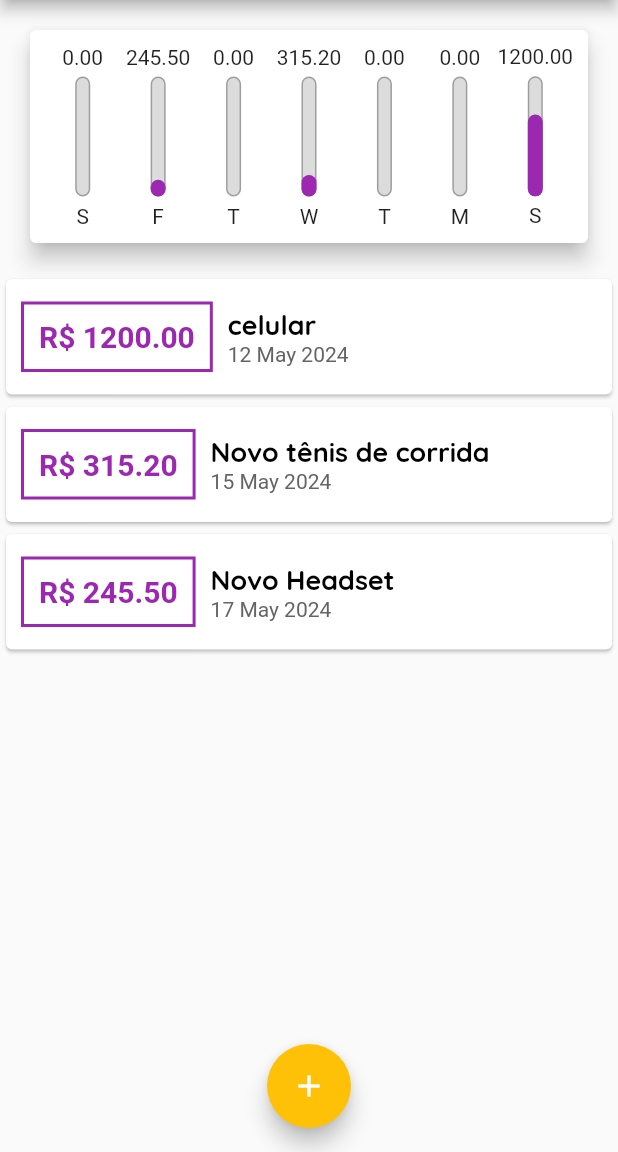
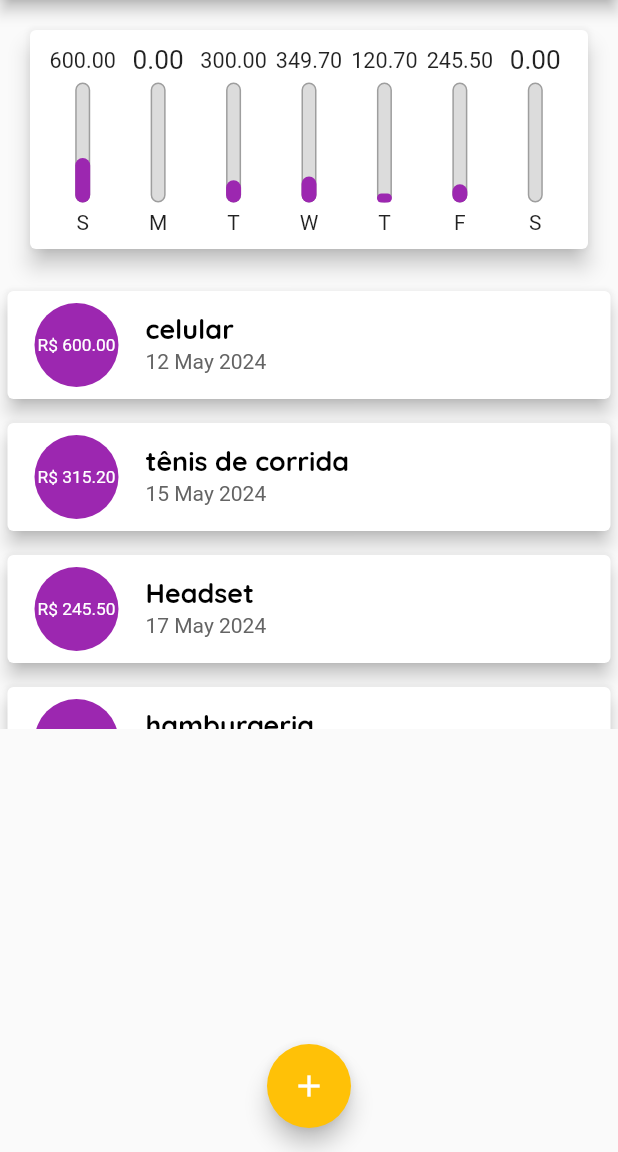
Before and after one commit to Rafa2266/expenses, a Flutter app: the screen it shows after launch, on a phone screen of 412 x 824 dp, the part 84-1236 px from its top. Run offline on Flutter 3.47's test engine with Material 2 defaults, Android fonts, the phone set to English and light mode, and no system bars.

Commit message:
rorganizando lista de gasto e ajeitando o chart

```diff
--- a/lib/components/chart.dart
+++ b/lib/components/chart.dart
@@ -21,7 +21,7 @@ class Chart extends StatelessWidget {
         'day': DateFormat.E().format(weekDay)[0],
         'value': totalSum,
       };
-    });
+    }).reversed.toList();
   }
 
   double get _weekTotalValue {
--- a/lib/components/chart_bar.dart
+++ b/lib/components/chart_bar.dart
@@ -14,7 +14,12 @@ class ChartBar extends StatelessWidget {
   Widget build(BuildContext context) {
     return Column(
       children: <Widget>[
-        FittedBox(child: Text('${price.toStringAsFixed(2)}')),
+        Container(
+            height: 20,
+            padding: const EdgeInsets.symmetric(horizontal: 3),
+            child: FittedBox(
+              child: Text(price.toStringAsFixed(2)),
+            )),
         const SizedBox(height: 5),
         SizedBox(
           height: 80,
--- a/lib/components/transaction_list.dart
+++ b/lib/components/transaction_list.dart
@@ -33,45 +33,39 @@ class TransactionList extends StatelessWidget {
               itemBuilder: (ctx, index) {
                 final t = _transactions[index];
                 var valuePrice = t.value.toStringAsFixed(2);
+
                 return Card(
-                    child: Row(
-                  children: <Widget>[
-                    Container(
+                  elevation: 5,
                   margin: const EdgeInsets.symmetric(
-                          vertical: 15, horizontal: 10),
-                      decoration: BoxDecoration(
-                          border: Border.all(
-                              color: Theme.of(context).colorScheme.primary,
-                              width: 2)),
-                      padding: const EdgeInsets.all(10),
+                    vertical: 8,
+                    horizontal: 5,
+                  ),
+                  child: ListTile(
+                    leading: CircleAvatar(
+                      radius: 30,
+                      backgroundColor: Theme.of(context).colorScheme.primary,
+                      child: Padding(
+                        padding: const EdgeInsets.all(4.0),
+                        child: FittedBox(
                           child: Text(
                             'R\$ $valuePrice',
-                        style: TextStyle(
-                            fontWeight: FontWeight.bold,
-                            fontSize: 20,
-                            color: Theme.of(context).colorScheme.primary),
+                            style: const TextStyle(color: Colors.white),
                           ),
                         ),
-                    Column(
-                      crossAxisAlignment: CrossAxisAlignment.start,
-                      children: <Widget>[
-                        Text(t.title,
-                            style: Theme.of(context)
-                                .textTheme
-                                .titleLarge /*  const TextStyle(
-                      fontWeight: FontWeight.bold,
-                      fontSize: 16,
-                    ), */
                       ),
-                        Text(
+                    ),
+                    title: Text(
+                      t.title,
+                      style: Theme.of(context).textTheme.titleLarge,
+                    ),
+                    subtitle: Text(
                       DateFormat('d MMM y').format(t.date),
                       style: const TextStyle(
-                              color: Color.fromARGB(255, 100, 100, 100)),
+                        color: Color.fromARGB(255, 100, 100, 100),
                       ),
-                      ],
-                    )
-                  ],
-                ));
+                    ),
+                  ),
+                );
               },
             ),
     );
--- a/lib/main.dart
+++ b/lib/main.dart
@@ -61,21 +61,39 @@ class _MyHomePageState extends State<MyHomePage> {
     Transaction(
       id: 't0',
       title: 'celular',
-      value: 1200,
+      value: 600,
       date: DateTime.now().subtract(const Duration(days: 6)),
     ),
     Transaction(
       id: 't1',
-      title: 'Novo tênis de corrida',
+      title: 'tênis de corrida',
       value: 315.20,
       date: DateTime.now().subtract(const Duration(days: 3)),
     ),
     Transaction(
       id: 't2',
-      title: 'Novo Headset',
+      title: 'Headset',
       value: 245.50,
       date: DateTime.now().subtract(const Duration(days: 1)),
-    )
+    ),
+    Transaction(
+      id: 't3',
+      title: 'hamburgeria',
+      value: 120.70,
+      date: DateTime.now().subtract(const Duration(days: 2)),
+    ),
+    Transaction(
+      id: 't4',
+      title: 'Pulseira',
+      value: 300,
+      date: DateTime.now().subtract(const Duration(days: 4)),
+    ),
+    Transaction(
+      id: 't5',
+      title: 'caixa de chocolate',
+      value: 34.50,
+      date: DateTime.now().subtract(const Duration(days: 3)),
+    ),
   ];
 
   List<Transaction> _recentTransactions() {
```
Lines whose indentation alone changed are shown as unchanged.
